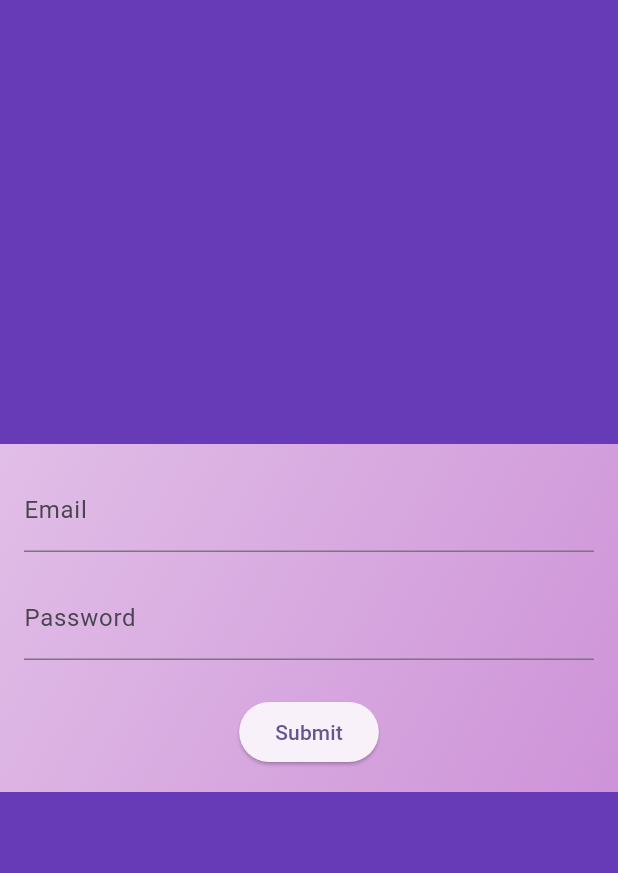
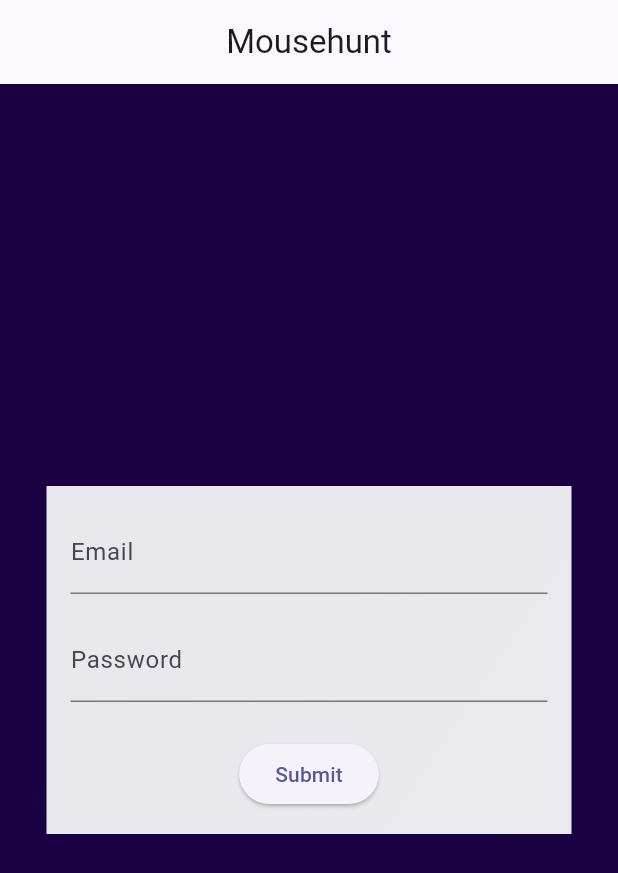
Before and after one commit to hareeshmh/mousehunt, a Flutter app: the screen it shows after launch, on a phone screen of 412 x 824 dp. Shown: the top 873 px of the screen. Run offline on Flutter 3.47's test engine with Material 3 defaults, Android fonts, the light colour scheme and no system bars.

Commit message:
added app bar

```diff
--- a/lib/login_screen.dart
+++ b/lib/login_screen.dart
@@ -15,17 +15,24 @@ class LoginFormState extends State<LoginForm> {
   @override
   Widget build(BuildContext context) {
     return Scaffold(
+      appBar: AppBar(
+        title: const Text('Mousehunt'),
+        centerTitle: true,
+      ),
       body: Center(
         child: Container(
-          decoration: BoxDecoration(
+          decoration: const BoxDecoration(
             gradient: LinearGradient(
               begin: Alignment.topLeft,
               end: Alignment.bottomRight,
-              colors: [Colors.purple[100]!, Colors.purple[200]!],
+              colors: [
+                Color.fromARGB(255, 232, 231, 235),
+                Color.fromARGB(255, 234, 233, 238),
+              ],
             ),
           ),
           child: SizedBox(
-            width: 500,
+            width: 350,
             child: Padding(
               padding: const EdgeInsets.all(16.0),
               child: Column(
@@ -48,11 +55,12 @@ class LoginFormState extends State<LoginForm> {
                       String password = '';
                       if (emailController.text.isNotEmpty) {
                         email = emailController.text;
-                        if(passwordController.text.isNotEmpty) {
+                        if (passwordController.text.isNotEmpty) {
                           password = passwordController.text;
                           print('Email: $email, Password: $password');
                         } else {
-                          Utils().mySnackBar(context, 'Please enter your password!');
+                          Utils().mySnackBar(
+                              context, 'Please enter your password!');
                         }
                       } else {
                         Utils().mySnackBar(context, 'Please enter your email!');
--- a/lib/main.dart
+++ b/lib/main.dart
@@ -13,8 +13,9 @@ class MouseApp extends StatelessWidget {
     return MaterialApp(
       title: 'MouseHunt',
       theme: ThemeData(
-        colorScheme: ColorScheme.fromSeed(seedColor: Colors.deepPurple),
-        scaffoldBackgroundColor: Colors.deepPurple,
+        colorScheme: ColorScheme.fromSeed(
+            seedColor: const Color.fromARGB(255, 4, 2, 78)),
+        scaffoldBackgroundColor: const Color.fromARGB(255, 25, 1, 66),
         useMaterial3: true,
       ),
       home: const LoginForm(),
```
